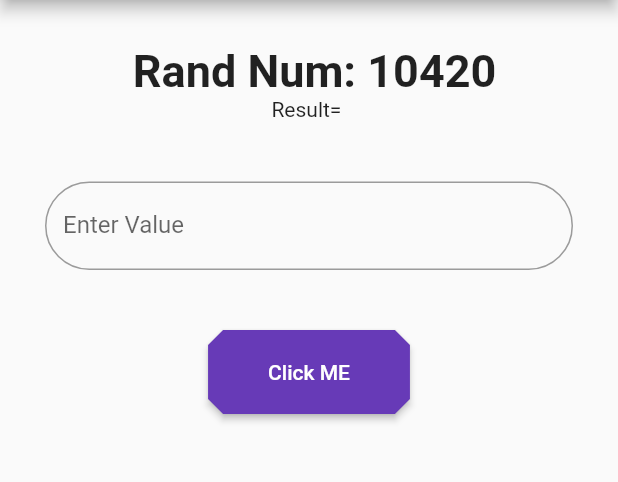
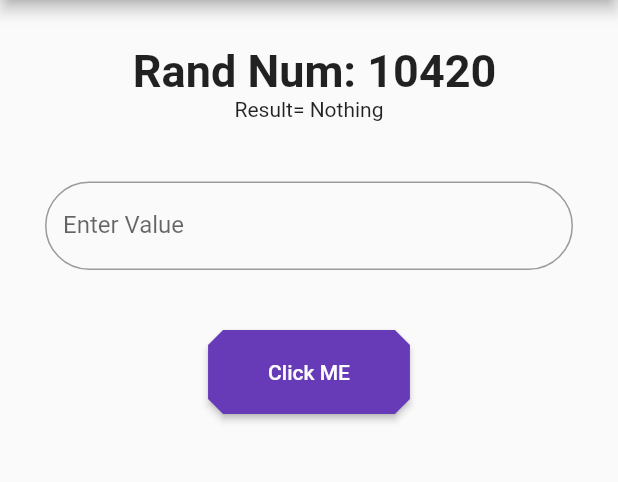
Before and after one commit to shariarf39/Rand-number-Flutter, a Flutter app: the screen it shows after launch, on a phone screen of 412 x 824 dp, the part 84-566 px from its top. Run offline on Flutter 3.47's test engine with Material 2 defaults, Android fonts, the phone set to English and light mode, and no system bars; missing offline and left inert: alert.

Commit message:
Rand Number

```diff
--- a/lib/main.dart
+++ b/lib/main.dart
@@ -19,7 +19,7 @@ class _MyAppState extends State<MyApp> {
 
   int intValue = Random().nextInt(10000)+ 1000;
 
-  String display = "";
+  String display = "Nothing";
   int a = 0;
   // = Random().nextInt(100) + 50;
   final ed = TextEditingController();
@@ -44,6 +44,7 @@ class _MyAppState extends State<MyApp> {
   @override
   Widget build(BuildContext context) {
     return MaterialApp(
+      debugShowCheckedModeBanner: false,
       home: Scaffold(
         appBar: AppBar(title: Text("Rand Number"),),
         body:Center(
```
